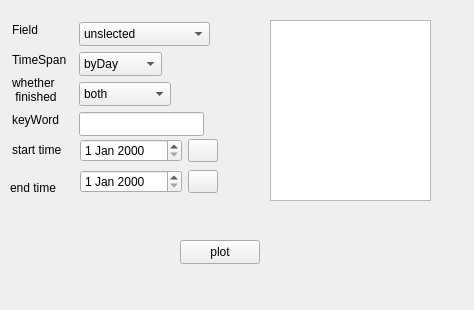
This is datavisualization/querywidget.ui in Harry-Chen/OOP-Cash as Qt 5 draws it before an edit. The edited form follows.
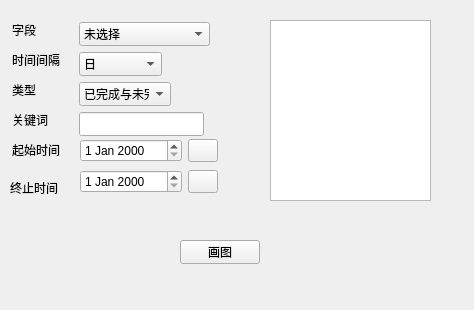
This is the edited form. Icons and pictures are not drawn.

```diff
--- a/datavisualization/querywidget.ui
+++ b/datavisualization/querywidget.ui
@@ -23,7 +23,7 @@
     </rect>
    </property>
    <property name="text">
-    <string>plot</string>
+    <string>画图</string>
    </property>
   </widget>
   <widget class="QListWidget" name="listWidget">
@@ -55,8 +55,7 @@
     </rect>
    </property>
    <property name="text">
-    <string>whether 
- finished</string>
+    <string>类型</string>
    </property>
   </widget>
   <widget class="QLabel" name="label_2">
@@ -69,7 +68,7 @@
     </rect>
    </property>
    <property name="text">
-    <string>end time</string>
+    <string>终止时间</string>
    </property>
    <property name="buddy">
     <cstring>timeTo</cstring>
@@ -85,7 +84,7 @@
     </rect>
    </property>
    <property name="text">
-    <string>Field</string>
+    <string>字段</string>
    </property>
   </widget>
   <widget class="QLabel" name="label_6">
@@ -98,7 +97,7 @@
     </rect>
    </property>
    <property name="text">
-    <string>keyWord</string>
+    <string>关键词</string>
    </property>
   </widget>
   <widget class="QComboBox" name="timeType">
@@ -112,7 +111,7 @@
    </property>
    <item>
     <property name="text">
-     <string>byDay</string>
+     <string>日</string>
     </property>
    </item>
    <item>
@@ -233,7 +232,7 @@
    </property>
    <item>
     <property name="text">
-     <string>both</string>
+     <string>已完成与未完成</string>
     </property>
    </item>
    <item>
@@ -258,7 +257,7 @@
    </property>
    <item>
     <property name="text">
-     <string>unslected</string>
+     <string>未选择</string>
     </property>
    </item>
    <item>
@@ -297,7 +296,7 @@
     </rect>
    </property>
    <property name="text">
-    <string>TimeSpan</string>
+    <string>时间间隔</string>
    </property>
   </widget>
   <widget class="QLabel" name="label">
@@ -310,7 +309,7 @@
     </rect>
    </property>
    <property name="text">
-    <string>start time</string>
+    <string>起始时间</string>
    </property>
    <property name="buddy">
     <cstring>timeFrom</cstring>
```
Left out of the diff: 14 changed lines with no effect on the pictures.
